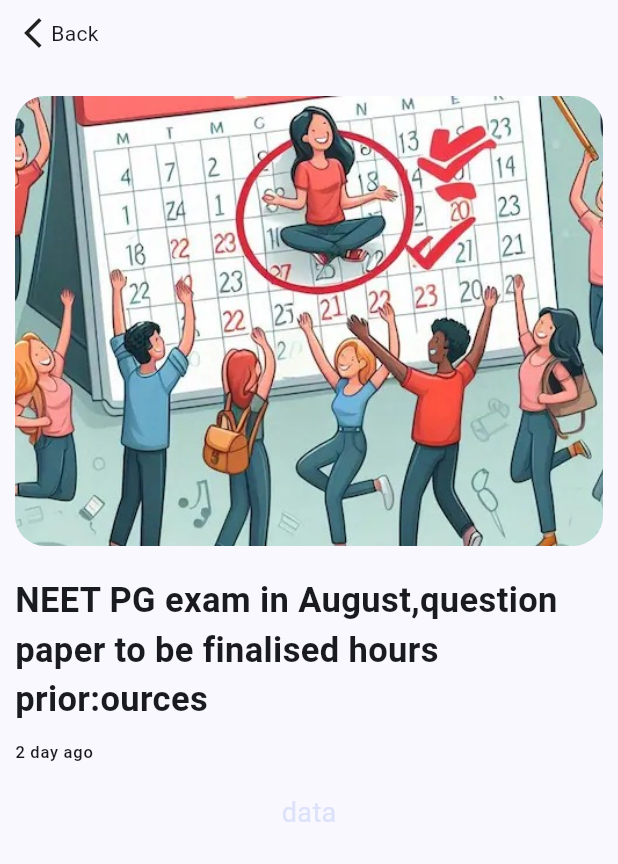
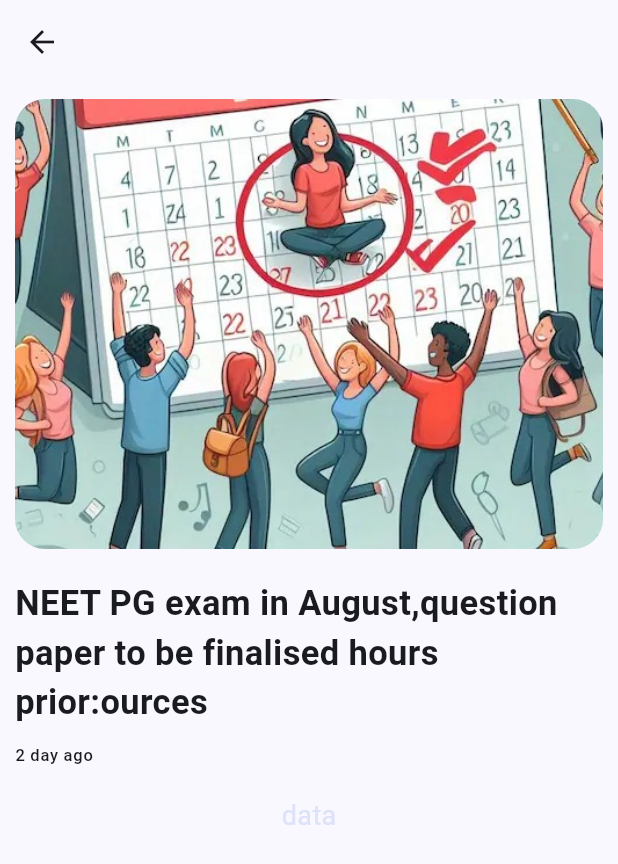
Before and after one commit to KhushiBorana08/news_app, a Flutter app: the News5 screen opened directly, on a phone screen of 412 x 824 dp. Shown: the top 864 px of the screen. Run offline on Flutter 3.47's test engine with Material 3 defaults, Android fonts, the phone set to English and light mode, and no system bars; our stand-ins replace flutter_bloc, shared_preferences; accounts and stored records are empty.

Commit message:
initial commit

```diff
--- a/lib/Screens/LatestNews/kkk.dart
+++ /dev/null
@@ -1,60 +0,0 @@
-import 'package:flutter/material.dart';
-class News5 extends StatelessWidget {
-  const News5({super.key});
-
-  @override
-  Widget build(BuildContext context) {
-    return Scaffold(
-      body: SafeArea(
-        child: Padding(
-          padding: const EdgeInsets.all(10),
-          child:SingleChildScrollView(
-            child: Column(
-              children: [
-                Row(
-                  children: [
-                    InkWell(
-                      onTap: (){
-                        var Get;
-                        Get.back;
-                      },
-                      child: Container(
-                        child: const Row(
-                          children: [
-                            Icon(Icons.arrow_back_ios_new),
-                            Text("Back"),
-                          ],
-                        ),
-                      ),
-                    )
-                  ],
-                ),
-                SizedBox(height: 30,),
-                Container(
-                  child: Row(
-                    children: [
-                      Expanded(child: ClipRRect(
-                        borderRadius: BorderRadius.circular(20),
-                        child: Image.asset("assets/images/n5.png",fit: BoxFit.cover, height: 300,),
-                      ),),
-                    ],
-                  ),
-                ),
-                SizedBox(height: 20,),
-                Text("NEET PG exam in August,question paper to be finalised hours prior:ources",style: TextStyle(fontSize: 23,fontWeight: FontWeight.bold),),
-                SizedBox(height: 10,),
-                Row(
-                  children: [
-                    Text("2 day ago",style: Theme.of(context).textTheme.labelSmall,)
-                  ],
-                ),
-                SizedBox(height: 20,),
-                Text("data",style: TextStyle(fontSize: 18,color: Theme.of(context).colorScheme.secondaryContainer),)
-              ],
-            ),
-          ),
-        ),
-      ),
-    );
-  }
-}
--- a/lib/Screens/LatestNews/latestnews.dart
+++ b/lib/Screens/LatestNews/latestnews.dart
@@ -16,6 +16,7 @@
   @override
   Widget build(BuildContext context) {
     return Scaffold(
+
         body: Padding(
           padding: const EdgeInsets.all(10),
           //Padding(padding: const EdgeInsets.symmetric(horizontal: 3, vertical: 70),),
--- a/lib/Screens/LatestNews/news5.dart
+++ b/lib/Screens/LatestNews/news5.dart
@@ -5,31 +5,14 @@
   @override
   Widget build(BuildContext context) {
     return Scaffold(
+      appBar: AppBar(
+      ),
       body: SafeArea(
         child: Padding(
           padding: const EdgeInsets.all(10),
           child:SingleChildScrollView(
             child: Column(
               children: [
-                Row(
-                  children: [
-                    InkWell(
-                      onTap: (){
-                        var Get;
-                        Get.back;
-                      },
-                      child: Container(
-                        child: const Row(
-                          children: [
-                            Icon(Icons.arrow_back_ios_new),
-                            Text("Back"),
-                          ],
-                        ),
-                      ),
-                    )
-                  ],
-                ),
-                SizedBox(height: 30,),
                 Container(
                   child: Row(
                     children: [
```
Also changed, not shown: lib/Screens/LatestNews/news1.dart (+3 -18 lines), lib/Screens/LatestNews/news2.dart (+2 -19 lines), lib/Screens/LatestNews/news3.dart (+2 -19 lines), lib/Screens/LatestNews/news4.dart (+2 -19 lines).
